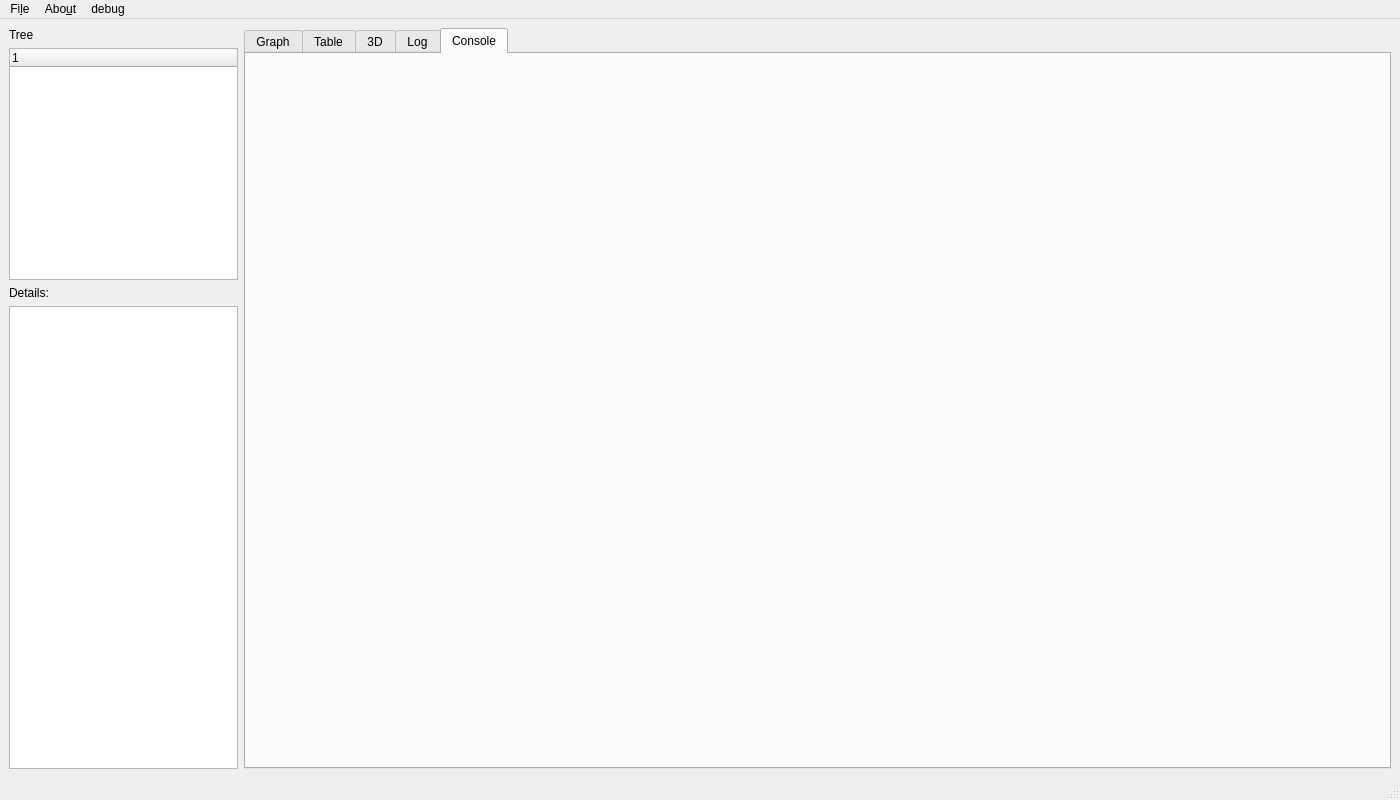
This is paralogger/gui/paraloger_GUI1.ui in fredvol/paralogger as Qt 5 draws it before an edit. The edited form follows.
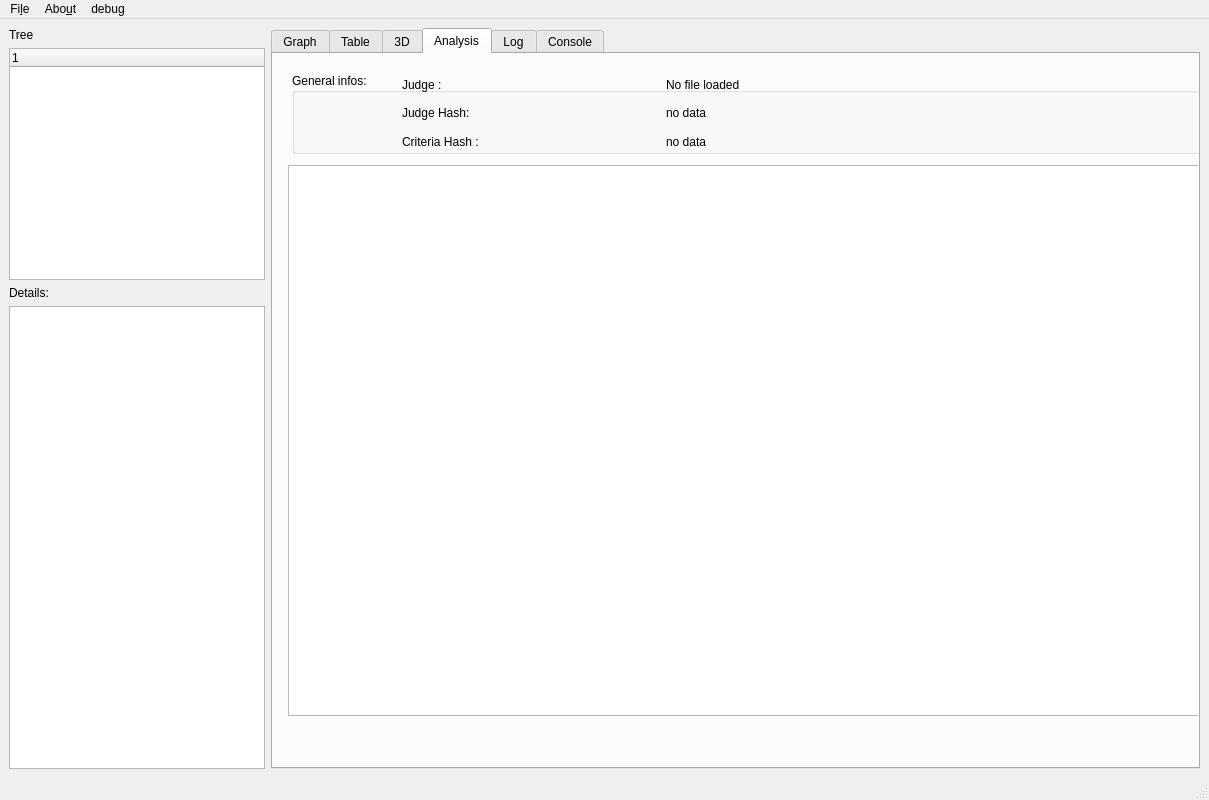
This is the edited form.

```diff
--- a/paralogger/gui/paraloger_GUI1.ui
+++ b/paralogger/gui/paraloger_GUI1.ui
@@ -6,7 +6,7 @@
    <rect>
     <x>0</x>
     <y>0</y>
-    <width>1400</width>
+    <width>1209</width>
     <height>800</height>
    </rect>
   </property>
@@ -40,7 +40,7 @@
    </property>
    <layout class="QGridLayout" name="gridLayout">
     <item row="0" column="0">
-     <layout class="QHBoxLayout" name="horizontalLayout" stretch="1,5">
+     <layout class="QHBoxLayout" name="horizontalLayout" stretch="0,5">
       <property name="sizeConstraint">
        <enum>QLayout::SetNoConstraint</enum>
       </property>
@@ -77,7 +77,7 @@
       <item>
        <widget class="QTabWidget" name="main_tabWidget">
         <property name="currentIndex">
-         <number>4</number>
+         <number>3</number>
         </property>
         <widget class="QWidget" name="tab_graph">
          <attribute name="title">
@@ -94,6 +94,88 @@
           <string>3D</string>
          </attribute>
         </widget>
+        <widget class="QWidget" name="tab_analysis">
+         <attribute name="title">
+          <string>Analysis</string>
+         </attribute>
+         <widget class="QGroupBox" name="groupBox_analysis_info">
+          <property name="geometry">
+           <rect>
+            <x>19</x>
+            <y>19</y>
+            <width>921</width>
+            <height>81</height>
+           </rect>
+          </property>
+          <property name="title">
+           <string>General infos: </string>
+          </property>
+          <widget class="QWidget" name="gridLayoutWidget">
+           <property name="geometry">
+            <rect>
+             <x>110</x>
+             <y>0</y>
+             <width>521</width>
+             <height>80</height>
+            </rect>
+           </property>
+           <layout class="QGridLayout" name="gridLayout_2">
+            <item row="1" column="0">
+             <widget class="QLabel" name="label_hash_judge">
+              <property name="text">
+               <string>Judge Hash:</string>
+              </property>
+             </widget>
+            </item>
+            <item row="0" column="0">
+             <widget class="QLabel" name="label_judge">
+              <property name="text">
+               <string>Judge :</string>
+              </property>
+             </widget>
+            </item>
+            <item row="2" column="0">
+             <widget class="QLabel" name="label_hash_dict">
+              <property name="text">
+               <string>Criteria Hash :</string>
+              </property>
+             </widget>
+            </item>
+            <item row="0" column="1">
+             <widget class="QLabel" name="label_judge_file">
+              <property name="text">
+               <string>No file loaded</string>
+              </property>
+             </widget>
+            </item>
+            <item row="1" column="1">
+             <widget class="QLabel" name="label_hash_judge_value">
+              <property name="text">
+               <string>no data</string>
+              </property>
+             </widget>
+            </item>
+            <item row="2" column="1">
+             <widget class="QLabel" name="label_hash_crit_value">
+              <property name="text">
+               <string>no data</string>
+              </property>
+             </widget>
+            </item>
+           </layout>
+          </widget>
+         </widget>
+         <widget class="QTableWidget" name="tableWidget_analysis">
+          <property name="geometry">
+           <rect>
+            <x>15</x>
+            <y>111</y>
+            <width>911</width>
+            <height>551</height>
+           </rect>
+          </property>
+         </widget>
+        </widget>
         <widget class="QWidget" name="tab_log">
          <attribute name="title">
           <string>Log</string>
@@ -115,7 +197,7 @@
     <rect>
      <x>0</x>
      <y>0</y>
-     <width>1400</width>
+     <width>1209</width>
      <height>22</height>
     </rect>
    </property>
```
